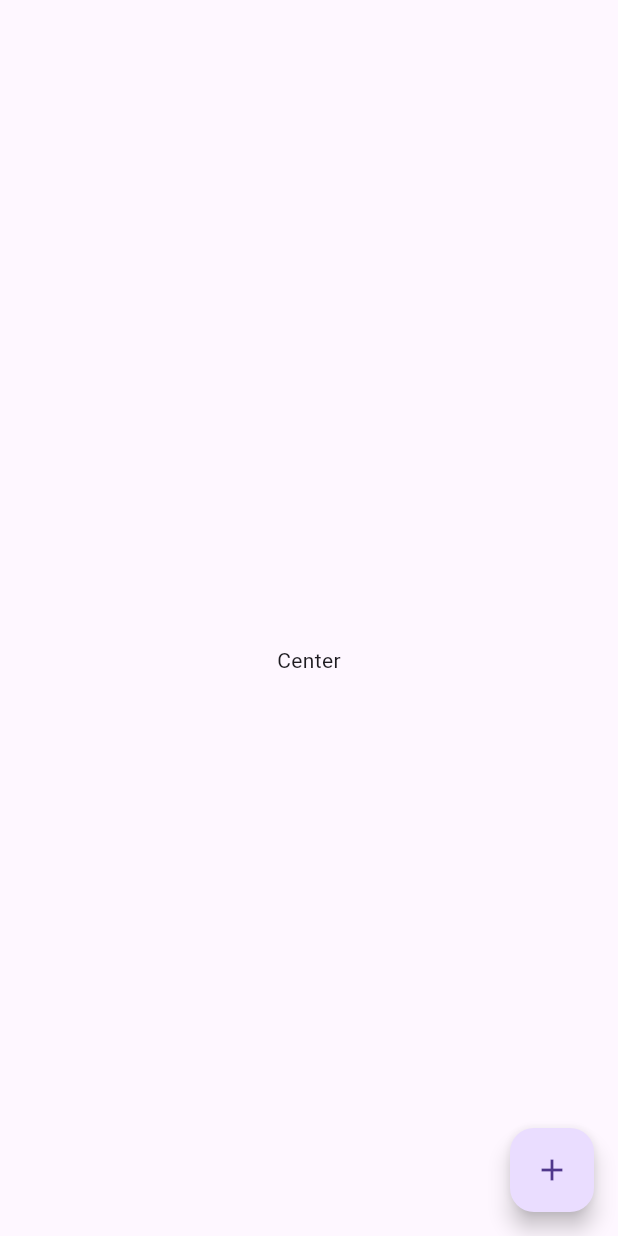
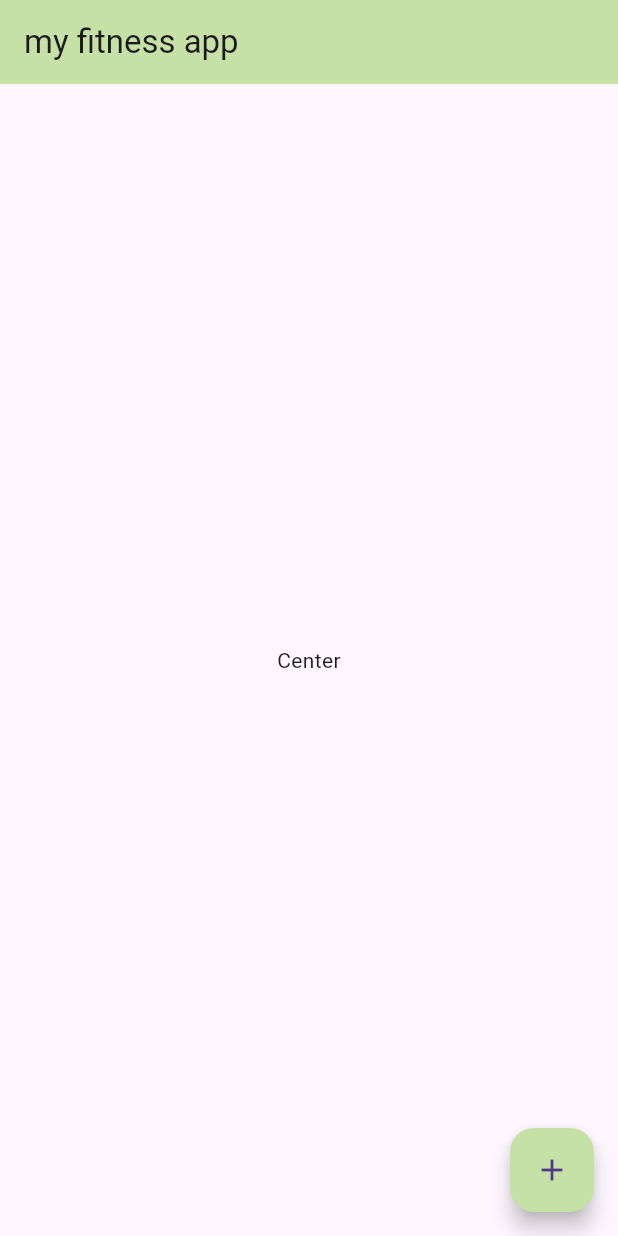
Before and after one commit to Cimorexave/my_fitness_app, a Flutter app: the screen it shows after launch, on a phone screen of 412 x 824 dp. Run offline on Flutter 3.47's test engine with Material 3 defaults, Android fonts, the phone set to English and light mode, and no system bars.

Commit message:
appbar and fab customized

```diff
--- a/lib/main.dart
+++ b/lib/main.dart
@@ -12,13 +12,18 @@ class MainApp extends StatelessWidget {
     return MaterialApp(
       home: Scaffold(
         body: Scaffold(
-          appBar: AppBar(),
+          appBar: AppBar(
+            backgroundColor: Colors.lightGreen[200],
+            title: const Text('my fitness app'),
+          ),
           body: const Center(
             child: Text("Center"),
           ),
           floatingActionButton: FloatingActionButton(
+            backgroundColor: Colors.lightGreen[200],
+            focusColor: Colors.lightGreen[100],
+            onPressed: () => print('pressed fab.'),
             child: const Icon(Icons.add),
-            onPressed: () => {print('pressed fab.')},
           ),
         ),
       ),
```
